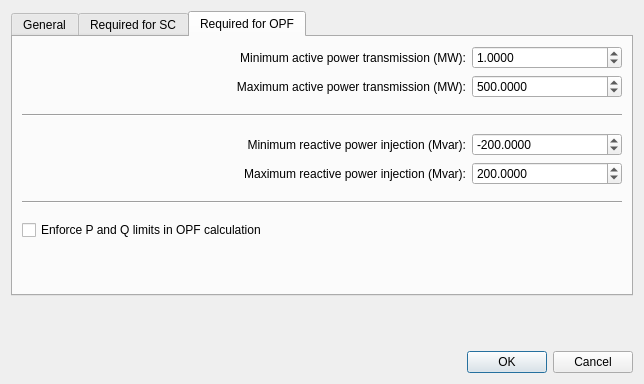
Before: the Qt Designer form src/electricalsim/ui/ext_grid_dialog.ui in aloytag/electrical-grid-simulator, drawn with Qt 5.
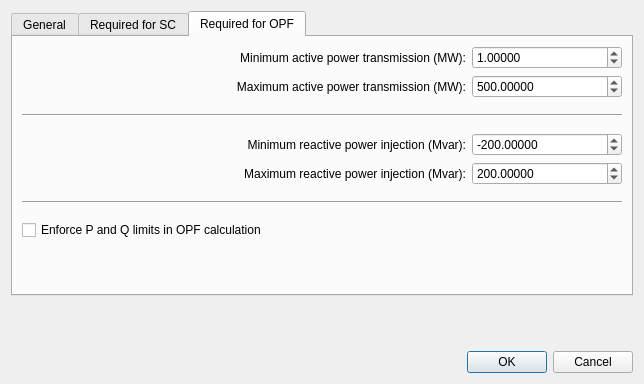
After: the same form once the commit is applied. The open tabs and pages were chosen to show the change.

Patch:
```diff
--- a/src/electricalsim/ui/ext_grid_dialog.ui
+++ b/src/electricalsim/ui/ext_grid_dialog.ui
@@ -686,7 +686,7 @@
             </size>
            </property>
            <property name="decimals">
-            <number>4</number>
+            <number>5</number>
            </property>
            <property name="minimum">
             <double>0.000000000000000</double>
@@ -738,7 +738,7 @@
             </size>
            </property>
            <property name="decimals">
-            <number>4</number>
+            <number>5</number>
            </property>
            <property name="minimum">
             <double>0.000000000000000</double>
@@ -829,7 +829,7 @@
             </size>
            </property>
            <property name="decimals">
-            <number>4</number>
+            <number>5</number>
            </property>
            <property name="minimum">
             <double>-5000.000000000000000</double>
@@ -881,7 +881,7 @@
             </size>
            </property>
            <property name="decimals">
-            <number>4</number>
+            <number>5</number>
            </property>
            <property name="minimum">
             <double>-5000.000000000000000</double>
```
